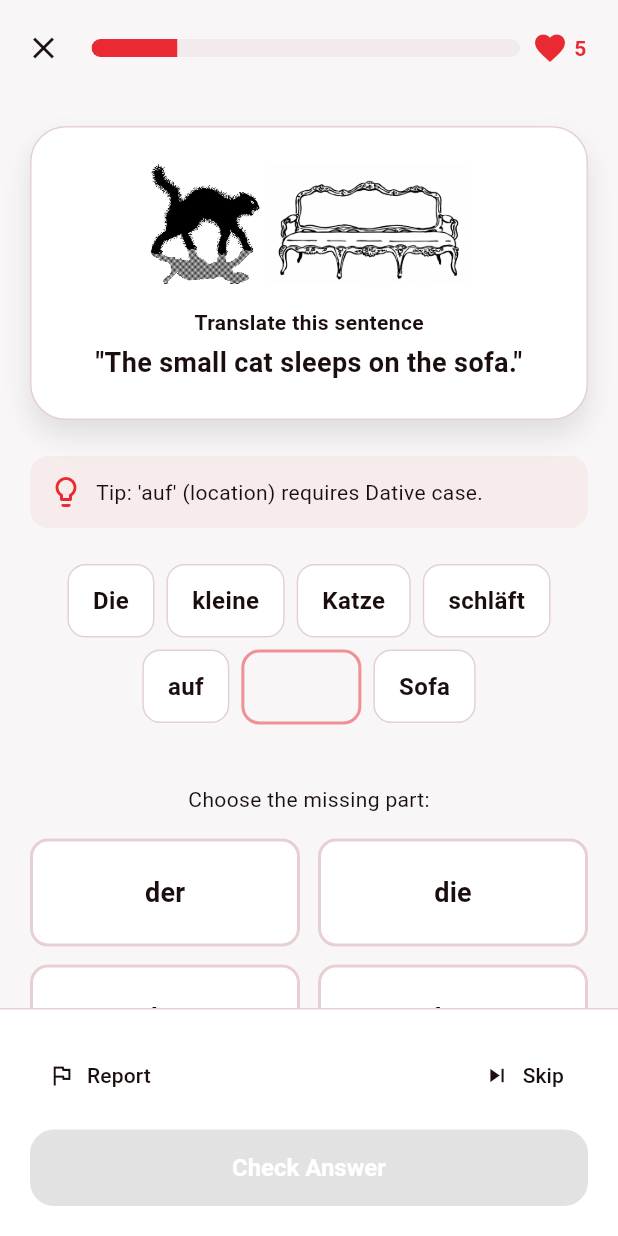
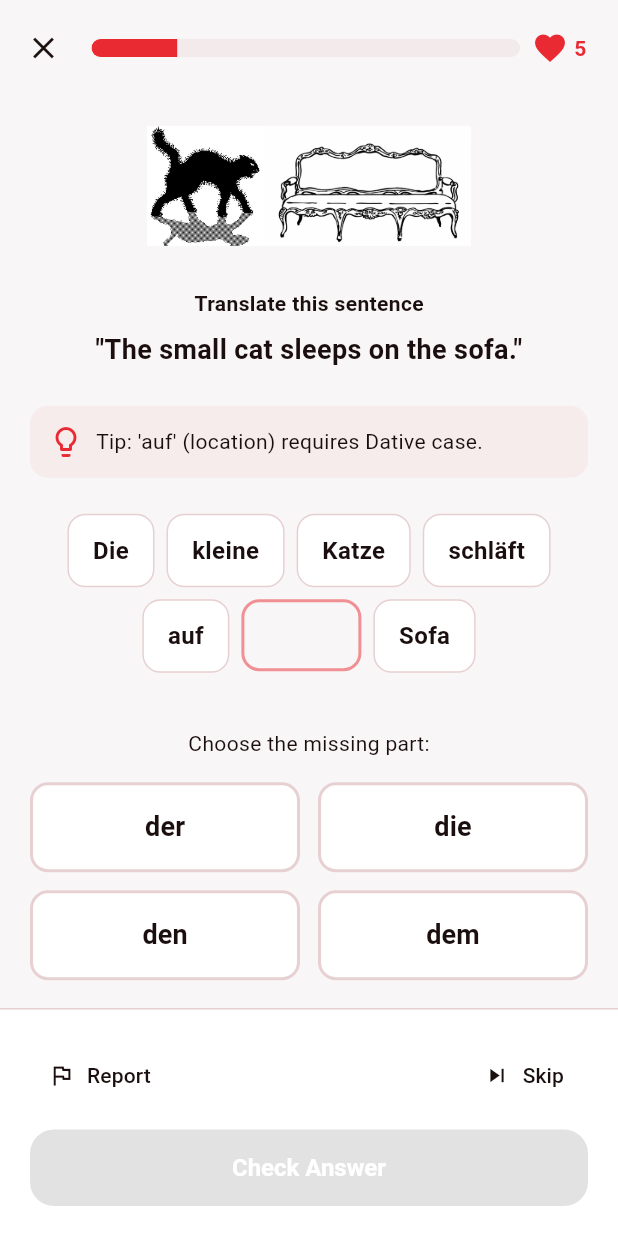
Before and after one commit to kowshikRoy/takt, a Flutter app: the SentencePracticeScreen screen opened directly, on a phone screen of 412 x 824 dp. Run offline on Flutter 3.47's test engine with Material 3 defaults, Android fonts, the phone set to English and light mode, and no system bars; our stand-ins replace flutter_animate, google_fonts, shared_preferences, sqflite; accounts and stored records are empty; Roboto replaces fonts that are missing (Spline Sans).

Commit message:
Implement Case Color practice tools and polish feedback UI
- Implement `SentenceExercise` model and service to drive the practice tool.
- Refactor `SentencePracticeScreen` to be interactive, validating answers and providing visual feedback.
- Polish the UI to display correct/incorrect states clearly.
- Adjust layout to fit within a single screen without scrolling, optimizing for usability.
- Use color coding (Blue, Red, Yellow, Green) to reinforce grammatical case learning (Nominative, Accusative, Dative, Genitive).

```diff
--- a/lib/screens/practice/sentence_practice_screen.dart
+++ b/lib/screens/practice/sentence_practice_screen.dart
@@ -105,7 +105,9 @@ class _SentencePracticeScreenState extends State<SentencePracticeScreen> {
                       children: [
                         Icon(Icons.favorite, color: Theme.of(context).colorScheme.primary),
                         const SizedBox(width: 4),
-                        Text('5', style: TextStyle(color: Theme.of(context).colorScheme.primary, fontWeight: FontWeight.bold)),
+                        Text('5',
+                            style: TextStyle(
+                                color: Theme.of(context).colorScheme.primary, fontWeight: FontWeight.bold)),
                       ],
                     ),
                   ),
@@ -113,59 +115,53 @@ class _SentencePracticeScreenState extends State<SentencePracticeScreen> {
               ),
             ),
 
-            // Main Content
+            // Main Content Area
             Expanded(
-              child: SingleChildScrollView(
               child: Padding(
                 padding: const EdgeInsets.symmetric(horizontal: 20.0),
                 child: Column(
                   children: [
-                      const SizedBox(height: 20),
-                      // Main Card
-                      Container(
-                        padding: const EdgeInsets.all(24),
-                        decoration: BoxDecoration(
-                          color: Theme.of(context).cardColor,
-                          borderRadius: BorderRadius.circular(24),
-                          border: Border.all(color: Theme.of(context).dividerColor),
-                          boxShadow: const [
-                            BoxShadow(
-                              color: Color.fromRGBO(0, 0, 0, 0.1),
-                              blurRadius: 15,
-                              offset: Offset(0, 10),
-                            )
-                          ],
-                        ),
-                        child: Column(
-                          children: [
-                            // Images are hardcoded for now as they are not in the model.
-                            // In a real app, images would be part of the exercise data.
-                             if (_currentIndex == 0)
-                              Row(
+                    const SizedBox(height: 10),
+                    // Image / Context
+                    SizedBox(
+                      height: 100,
+                      child: Center(
+                         child: _currentIndex == 0
+                              ? Row(
                                   mainAxisAlignment: MainAxisAlignment.center,
                                   children: [
-                                  Image.asset('assets/images/cat.png', height: 80, errorBuilder: (c,e,s) => const SizedBox()),
-                                  Image.asset('assets/images/sofa.png', height: 80, errorBuilder: (c,e,s) => const SizedBox()),
+                                    Image.asset('assets/images/cat.png', height: 80, errorBuilder: (c, e, s) => const SizedBox()),
+                                    Image.asset('assets/images/sofa.png', height: 80, errorBuilder: (c, e, s) => const SizedBox()),
                                   ],
                                 )
-                             else
-                                const SizedBox(height: 80, child: Center(child: Icon(Icons.translate, size: 48, color: Colors.grey))),
+                              : const Icon(Icons.translate, size: 48, color: Colors.grey),
+                      ),
+                    ),
 
-                            const SizedBox(height: 16),
+                    const Spacer(flex: 1),
+
+                    // Question & Translation
+                    Column(
+                      children: [
                         Text(
                           'Translate this sentence',
-                              style: TextStyle(color: Theme.of(context).colorScheme.onSurfaceVariant, fontWeight: FontWeight.bold),
+                          style: TextStyle(
+                              color: Theme.of(context).colorScheme.onSurfaceVariant, fontWeight: FontWeight.bold),
                         ),
-                            const SizedBox(height: 4),
+                        const SizedBox(height: 8),
                         Text(
                           exercise.translation,
                           textAlign: TextAlign.center,
-                              style: TextStyle(fontSize: 18, fontWeight: FontWeight.bold, color: Theme.of(context).colorScheme.onSurface),
+                          style: TextStyle(
+                              fontSize: 18,
+                              fontWeight: FontWeight.bold,
+                              color: Theme.of(context).colorScheme.onSurface),
                         ),
                       ],
                     ),
-                      ),
+
                     const SizedBox(height: 24),
+
                     // Tip
                     Container(
                       padding: const EdgeInsets.all(12),
@@ -174,11 +170,16 @@ class _SentencePracticeScreenState extends State<SentencePracticeScreen> {
                             ? _getCaseColorLight(exercise.targetCase)
                             : Theme.of(context).colorScheme.primary.withOpacity(0.05),
                         borderRadius: BorderRadius.circular(12),
-                          border: _isChecked && _isCorrect ? Border.all(color: _getCaseColor(exercise.targetCase)) : null,
+                        border: _isChecked && _isCorrect
+                            ? Border.all(color: _getCaseColor(exercise.targetCase))
+                            : null,
                       ),
                       child: Row(
                         children: [
-                            Icon(Icons.lightbulb_outline, color: _isChecked && _isCorrect ? _getCaseColor(exercise.targetCase) : Theme.of(context).colorScheme.primary),
+                          Icon(Icons.lightbulb_outline,
+                              color: _isChecked && _isCorrect
+                                  ? _getCaseColor(exercise.targetCase)
+                                  : Theme.of(context).colorScheme.primary),
                           const SizedBox(width: 8),
                           Expanded(
                             child: Text(
@@ -189,19 +190,28 @@ class _SentencePracticeScreenState extends State<SentencePracticeScreen> {
                         ],
                       ),
                     ),
+
                     const SizedBox(height: 24),
-                      // Sentence construction
+
+                    // Sentence Construction (The Fill-in-the-blank part)
                     Wrap(
                       spacing: 8,
                       runSpacing: 8,
                       alignment: WrapAlignment.center,
                       children: List.generate(exercise.sentenceParts.length, (index) {
                         if (index == exercise.missingIndex) {
-                            if (_isChecked && _isCorrect) {
-                               return _buildWordChip(context, exercise.correctAnswer,
-                                isTarget: true, targetColor: _getCaseColor(exercise.targetCase));
+                          if (_isChecked) {
+                            // Show result state
+                             return _buildWordChip(
+                                context,
+                                _isCorrect ? exercise.correctAnswer : (_selectedOption ?? ''),
+                                isTarget: true,
+                                targetColor: _isCorrect ? _getCaseColor(exercise.targetCase) : Colors.red,
+                                isWrong: !_isCorrect
+                             );
                           } else if (_selectedOption != null) {
-                                return _buildWordChip(context, _selectedOption!, isTarget: true, targetColor: Colors.grey);
+                            return _buildWordChip(context, _selectedOption!,
+                                isTarget: true, targetColor: Colors.grey);
                           } else {
                             return _buildEmptySlot(context);
                           }
@@ -210,8 +220,12 @@ class _SentencePracticeScreenState extends State<SentencePracticeScreen> {
                         }
                       }),
                     ),
-                      const SizedBox(height: 40), // Spacer
-                      // Choices
+
+                    const Spacer(flex: 2),
+
+                    // Options Grid (Hidden if checked, or maybe keep it but disabled?)
+                    // Hiding it to make space for feedback is good, or keep it to see what was clicked.
+                    // User request: "fits into a single screen". Hiding makes it cleaner.
                     if (!_isChecked) ...[
                       Text(
                         'Choose the missing part:',
@@ -221,24 +235,67 @@ class _SentencePracticeScreenState extends State<SentencePracticeScreen> {
                       GridView.count(
                         crossAxisCount: 2,
                         shrinkWrap: true,
+                        // Important: Physics NeverScrollable ensures it doesn't try to scroll itself
                         physics: const NeverScrollableScrollPhysics(),
                         mainAxisSpacing: 12,
                         crossAxisSpacing: 12,
-                          childAspectRatio: 2.5,
+                        childAspectRatio: 3.0, // Flatter buttons to save space
                         children: exercise.options.map((option) {
-                            return _buildChoiceButton(context, option, isSelected: _selectedOption == option);
+                          return _buildChoiceButton(context, option,
+                              isSelected: _selectedOption == option);
                         }).toList(),
                       ),
+                       const Spacer(flex: 1),
+                    ] else ...[
+                       // Result Feedback Area when checked
+                       Expanded(
+                         child: Center(
+                           child: Column(
+                             mainAxisSize: MainAxisSize.min,
+                             children: [
+                               Icon(
+                                 _isCorrect ? Icons.check_circle_rounded : Icons.cancel_rounded,
+                                 size: 64,
+                                 color: _isCorrect ? Colors.green : Colors.red,
+                               ),
+                               const SizedBox(height: 16),
+                               Text(
+                                 _isCorrect ? 'Correct!' : 'Incorrect',
+                                 style: TextStyle(
+                                   fontSize: 24,
+                                   fontWeight: FontWeight.bold,
+                                   color: _isCorrect ? Colors.green : Colors.red,
+                                 ),
+                               ),
+                               if (!_isCorrect) ...[
+                                 const SizedBox(height: 8),
+                                 Text(
+                                   'Correct answer:',
+                                   style: TextStyle(
+                                     color: Theme.of(context).colorScheme.onSurfaceVariant,
+                                   ),
+                                 ),
+                                 Text(
+                                   exercise.correctAnswer,
+                                   style: TextStyle(
+                                     fontSize: 20,
+                                     fontWeight: FontWeight.bold,
+                                     color: Theme.of(context).colorScheme.onSurface,
+                                   ),
+                                 ),
+                               ]
                              ],
+                           ),
+                         ),
+                       )
+                    ]
                   ],
                 ),
               ),
             ),
-            ),
-          ],
-        ),
-      ),
-      bottomNavigationBar: Container(
+
+            // Bottom Bar
+            Container(
               padding: const EdgeInsets.all(20),
               decoration: BoxDecoration(
                 color: Theme.of(context).cardColor,
@@ -248,22 +305,30 @@ class _SentencePracticeScreenState extends State<SentencePracticeScreen> {
                 mainAxisSize: MainAxisSize.min,
                 children: [
                   if (!_isChecked)
-              Row(
+                    Padding(
+                      padding: const EdgeInsets.only(bottom: 12.0),
+                      child: Row(
                         mainAxisAlignment: MainAxisAlignment.spaceBetween,
                         children: [
                           TextButton.icon(
                             onPressed: () {},
-                    icon: Icon(Icons.flag_outlined, color: Theme.of(context).colorScheme.onSurfaceVariant),
-                    label: Text('Report', style: TextStyle(color: Theme.of(context).colorScheme.onSurfaceVariant)),
+                            icon: Icon(Icons.flag_outlined,
+                                color: Theme.of(context).colorScheme.onSurfaceVariant),
+                            label: Text('Report',
+                                style: TextStyle(
+                                    color: Theme.of(context).colorScheme.onSurfaceVariant)),
                           ),
                           TextButton.icon(
                             onPressed: _nextExercise,
-                    label: Text('Skip', style: TextStyle(color: Theme.of(context).colorScheme.onSurfaceVariant)),
-                    icon: Icon(Icons.skip_next, color: Theme.of(context).colorScheme.onSurfaceVariant),
+                            label: Text('Skip',
+                                style: TextStyle(
+                                    color: Theme.of(context).colorScheme.onSurfaceVariant)),
+                            icon: Icon(Icons.skip_next,
+                                color: Theme.of(context).colorScheme.onSurfaceVariant),
                           ),
                         ],
                       ),
-            if (!_isChecked) const SizedBox(height: 12),
+                    ),
                   SizedBox(
                     width: double.infinity,
                     child: ElevatedButton(
@@ -275,7 +340,8 @@ class _SentencePracticeScreenState extends State<SentencePracticeScreen> {
                             ? (_isCorrect ? Colors.green : Colors.red)
                             : Theme.of(context).colorScheme.primary,
                         padding: const EdgeInsets.symmetric(vertical: 16),
-                  shape: RoundedRectangleBorder(borderRadius: BorderRadius.circular(16)),
+                        shape: RoundedRectangleBorder(
+                            borderRadius: BorderRadius.circular(16)),
                       ),
                       child: Text(
                         _isChecked
@@ -285,26 +351,37 @@ class _SentencePracticeScreenState extends State<SentencePracticeScreen> {
                       ),
                     ),
                   ),
-            if (_isChecked && !_isCorrect)
-             Padding(
-               padding: const EdgeInsets.only(top: 8.0),
-               child: Text(
-                 'Correct answer: ${exercise.correctAnswer}',
-                 style: const TextStyle(color: Colors.red, fontWeight: FontWeight.bold),
+                ],
               ),
-             )
+            ),
           ],
         ),
       ),
     );
   }
 
-  Widget _buildWordChip(BuildContext context, String word, {bool isTarget = false, Color? targetColor}) {
+  Widget _buildWordChip(BuildContext context, String word, {bool isTarget = false, Color? targetColor, bool isWrong = false}) {
+    Color borderColor = Theme.of(context).dividerColor;
+    Color bgColor = Theme.of(context).cardColor;
+    Color textColor = Theme.of(context).colorScheme.onSurface;
+
+    if (isTarget) {
+      borderColor = targetColor ?? Theme.of(context).dividerColor;
+      bgColor = (targetColor ?? Colors.transparent).withOpacity(0.1);
+      textColor = targetColor ?? Theme.of(context).colorScheme.onSurface;
+      if (isWrong) {
+        // Strikethrough or shake effect visualization (static here)
+        // We can use a red background/border as defined above.
+      }
+    }
+
     return Container(
       padding: const EdgeInsets.symmetric(horizontal: 16, vertical: 12),
       decoration: BoxDecoration(
-        color: isTarget ? (targetColor ?? Colors.transparent).withOpacity(0.1) : Theme.of(context).cardColor,
-        border: Border.all(color: isTarget ? (targetColor ?? Theme.of(context).dividerColor) : Theme.of(context).dividerColor, width: isTarget ? 2 : 1),
+        color: bgColor,
+        border: Border.all(
+            color: borderColor,
+            width: isTarget ? 2 : 1),
         borderRadius: BorderRadius.circular(12),
       ),
       child: Text(
@@ -312,7 +389,9 @@ class _SentencePracticeScreenState extends State<SentencePracticeScreen> {
         style: TextStyle(
           fontSize: 16,
           fontWeight: FontWeight.bold,
-            color: isTarget ? (targetColor ?? Theme.of(context).colorScheme.onSurface) : Theme.of(context).colorScheme.onSurface
+          color: textColor,
+          decoration: isWrong ? TextDecoration.lineThrough : null,
+          decorationColor: textColor,
         ),
       ),
     );
@@ -321,9 +400,12 @@ class _SentencePracticeScreenState extends State<SentencePracticeScreen> {
   Widget _buildEmptySlot(BuildContext context) {
     return Container(
       width: 80,
-      height: 50,
+      height: 48, // Slightly reduced height
       decoration: BoxDecoration(
-        border: Border.all(color: Theme.of(context).colorScheme.primary.withOpacity(0.5), width: 2, style: BorderStyle.solid),
+        border: Border.all(
+            color: Theme.of(context).colorScheme.primary.withOpacity(0.5),
+            width: 2,
+            style: BorderStyle.solid),
         borderRadius: BorderRadius.circular(12),
       ),
     );
@@ -337,16 +419,24 @@ class _SentencePracticeScreenState extends State<SentencePracticeScreen> {
         });
       },
       style: OutlinedButton.styleFrom(
-        backgroundColor: isSelected ? Theme.of(context).colorScheme.primary.withOpacity(0.05) : Theme.of(context).cardColor,
+        backgroundColor: isSelected
+            ? Theme.of(context).colorScheme.primary.withOpacity(0.05)
+            : Theme.of(context).cardColor,
         shape: RoundedRectangleBorder(borderRadius: BorderRadius.circular(12)),
-        side: BorderSide(color: isSelected ? Theme.of(context).colorScheme.primary : Theme.of(context).dividerColor, width: 2),
+        side: BorderSide(
+            color: isSelected
+                ? Theme.of(context).colorScheme.primary
+                : Theme.of(context).dividerColor,
+            width: 2),
       ),
       child: Text(
         text,
         style: TextStyle(
           fontSize: 18,
           fontWeight: FontWeight.bold,
-          color: isSelected ? Theme.of(context).colorScheme.primary : Theme.of(context).colorScheme.onSurface,
+          color: isSelected
+              ? Theme.of(context).colorScheme.primary
+              : Theme.of(context).colorScheme.onSurface,
         ),
       ),
     );
```
Also changed, not shown: 8 other files. Lines whose indentation alone changed are shown as unchanged.
